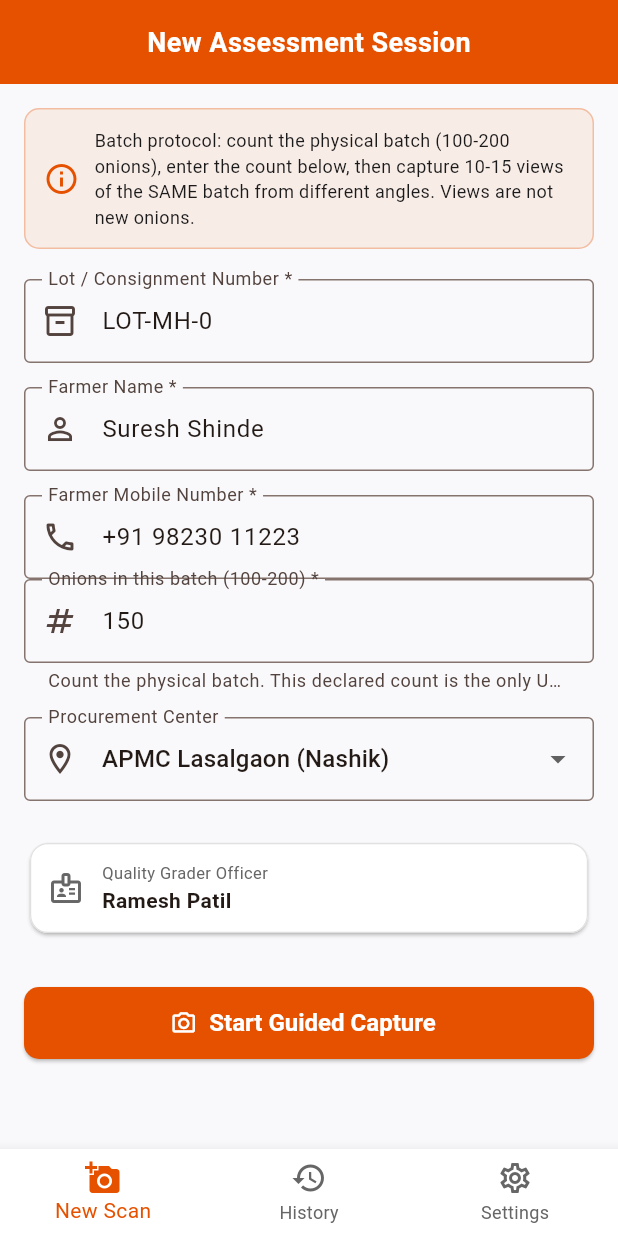
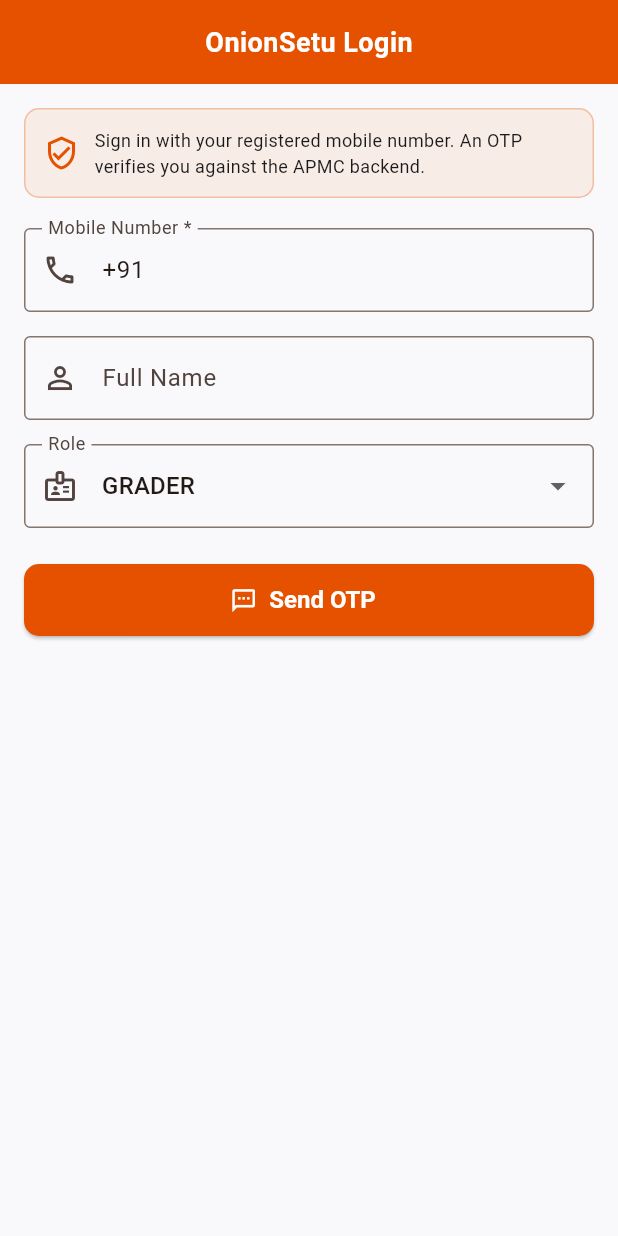
Before and after one commit to abdulahad-m07/onionsetu, a Flutter app: the screen it shows after launch, on a phone screen of 412 x 824 dp. Run offline on Flutter 3.47's test engine with Material 3 defaults, Android fonts, the phone set to English and light mode, and no system bars; our stand-ins replace camera, sqflite; accounts and stored records are empty.

Commit message:
feat(frontend): connect production Render API (real OTP/JWT login gate, prod base URL, INTERNET permission)

```diff
--- a/frontend/lib/config/environment.dart
+++ b/frontend/lib/config/environment.dart
@@ -12,12 +12,16 @@
   ///   --dart-define=API_BASE_URL=http://127.0.0.1:8000/v1
   /// - Android emulator: default below (10.0.2.2 routes to the host PC).
   /// - Physical device: --dart-define=API_BASE_URL=http://<PC-LAN-IP>:8000/v1
+  /// - PRODUCTION (Render): build with
+  ///   --dart-define=API_BASE_URL=https://onionsetu.onrender.com/v1
+  ///   which is also the prod fallback below, so release builds can never
+  ///   silently point at localhost.
   static String get apiBaseUrl {
     switch (environment) {
       case AppEnvironment.prod:
         return const String.fromEnvironment(
           'API_BASE_URL',
-          defaultValue: 'https://api.onionsetu.org/v1',
+          defaultValue: 'https://onionsetu.onrender.com/v1',
         );
       case AppEnvironment.test:
         return const String.fromEnvironment(
--- a/frontend/lib/main.dart
+++ b/frontend/lib/main.dart
@@ -5,6 +5,7 @@
 import 'providers/scan_provider.dart';
 import 'providers/history_provider.dart';
 import 'theme/app_theme.dart';
+import 'screens/login_screen.dart';
 import 'screens/main_navigation_shell.dart';
 
 void main() {
@@ -13,13 +14,18 @@
 }
 
 class OnionSetuApp extends StatelessWidget {
-  const OnionSetuApp({super.key});
+  /// Optional override for tests; production always starts logged out and
+  /// shows [LoginScreen] until the backend issues a real JWT.
+  final AuthProvider? authProvider;
+
+  const OnionSetuApp({super.key, this.authProvider});
 
   @override
   Widget build(BuildContext context) {
     return MultiProvider(
       providers: [
-        ChangeNotifierProvider(create: (_) => AuthProvider()),
+        ChangeNotifierProvider(
+            create: (_) => authProvider ?? AuthProvider()),
         ChangeNotifierProvider(create: (_) => ScanProvider()),
         ChangeNotifierProvider(create: (_) => HistoryProvider()),
       ],
@@ -27,7 +33,11 @@
         title: 'OnionSetu',
         debugShowCheckedModeBanner: false,
         theme: AppTheme.lightTheme,
-        home: const MainNavigationShell(),
+        home: Consumer<AuthProvider>(
+          builder: (_, auth, __) => auth.isAuthenticated
+              ? const MainNavigationShell()
+              : const LoginScreen(),
+        ),
       ),
     );
   }
--- a/frontend/lib/providers/auth_provider.dart
+++ b/frontend/lib/providers/auth_provider.dart
@@ -1,8 +1,17 @@
 // lib/providers/auth_provider.dart
+//
+// Production authentication against the deployed OnionSetu backend
+// (POST /v1/auth/send-otp, POST /v1/auth/verify-otp). The provider starts
+// logged OUT: no demo user and no mock token exist anywhere in this file,
+// so no API call can succeed without a real backend-issued JWT.
+// Transport failures and invalid OTPs return false with a user-safe
+// message — never a fabricated session.
 import 'package:flutter/material.dart';
 import '../models/user_model.dart';
+import '../services/api_service.dart';
 
 class AuthProvider extends ChangeNotifier {
+  ApiService _apiService;
   User? _currentUser;
   String? _authToken;
   bool _isLoading = false;
@@ -14,17 +23,12 @@
   bool get isLoading => _isLoading;
   String? get errorMessage => _errorMessage;
 
-  AuthProvider() {
-    // Initialize default demo user for offline-first grader workflow
-    _currentUser = User(
-      id: 'grader_101',
-      name: 'Ramesh Patil',
-      phone: '+91 98765 43210',
-      role: UserRole.grader,
-      procurementCenterId: 'APMC-LASALGAON-01',
-    );
-    _authToken = 'mock_jwt_token_grader_101';
-  }
+  AuthProvider({ApiService? apiService})
+      : _apiService = apiService ?? ApiService();
+
+  /// Overridable for tests / environments with a custom backend client.
+  // ignore: unnecessary_setters
+  set apiService(ApiService service) => _apiService = service;
 
   void setUser(User user, String token) {
     _currentUser = user;
@@ -37,33 +41,68 @@
     _errorMessage = null;
     notifyListeners();
 
-    await Future.delayed(const Duration(milliseconds: 600));
-    _isLoading = false;
-    notifyListeners();
-    return true;
+    try {
+      final ok = await _apiService.sendOtp(phone);
+      _isLoading = false;
+      if (!ok) {
+        _errorMessage =
+            'Could not request OTP. Check connectivity and retry.';
+      }
+      notifyListeners();
+      return ok;
+    } catch (_) {
+      _isLoading = false;
+      _errorMessage =
+          'Authentication service unreachable. Check connectivity and retry.';
+      notifyListeners();
+      return false;
+    }
   }
 
-  Future<bool> verifyOtp(String phone, String otp, UserRole role, String name) async {
+  Future<bool> verifyOtp(
+      String phone, String otp, UserRole role, String name) async {
     _isLoading = true;
     _errorMessage = null;
     notifyListeners();
 
-    await Future.delayed(const Duration(milliseconds: 600));
-    if (otp.length == 6 || otp == '123456') {
+    try {
+      final body = await _apiService.verifyOtp(
+        phone: phone,
+        otp: otp,
+        role: role.name,
+        name: name.isNotEmpty ? name : 'Verified User',
+      );
+      final token = body['access_token'] as String?;
+      final userId = body['user_id'] as String?;
+      if (token == null || token.isEmpty || userId == null || userId.isEmpty) {
+        _errorMessage = 'Invalid OTP code. Please try again.';
+        _isLoading = false;
+        notifyListeners();
+        return false;
+      }
       _currentUser = User(
-        id: 'user_${DateTime.now().millisecondsSinceEpoch}',
-        name: name.isNotEmpty ? name : 'Verified User',
+        id: userId,
+        name: (body['name'] as String?)?.isNotEmpty == true
+            ? body['name'] as String
+            : (name.isNotEmpty ? name : 'Verified User'),
         phone: phone,
-        role: role,
-        procurementCenterId: 'APMC-LASALGAON-01',
+        role: UserRole.values.firstWhere(
+          (r) => r.name == body['role'],
+          orElse: () => role,
+        ),
+        procurementCenterId:
+            body['procurement_center_id'] as String? ?? 'APMC-LASALGAON-01',
       );
-      _authToken = 'jwt_session_${_currentUser!.id}';
+      _authToken = token;
       _isLoading = false;
       notifyListeners();
       return true;
-    } else {
-      _errorMessage = 'Invalid OTP code. Please try again.';
+    } catch (e) {
       _isLoading = false;
+      final message = e.toString();
+      _errorMessage = message.contains('Invalid or expired')
+          ? 'Invalid OTP code. Please try again.'
+          : 'Authentication service unreachable. Check connectivity and retry.';
       notifyListeners();
       return false;
     }
--- /dev/null
+++ b/frontend/lib/screens/login_screen.dart
@@ -0,0 +1,197 @@
+// lib/screens/login_screen.dart
+//
+// Grader sign-in against the deployed OnionSetu backend over OTP.
+// Two steps (request OTP -> verify OTP) using AuthProvider, which talks to
+// POST /v1/auth/send-otp and POST /v1/auth/verify-otp. Failures surface the
+// provider message; a session is never fabricated.
+import 'package:flutter/material.dart';
+import 'package:provider/provider.dart';
+import '../models/user_model.dart';
+import '../providers/auth_provider.dart';
+import '../theme/app_theme.dart';
+import 'main_navigation_shell.dart';
+
+class LoginScreen extends StatefulWidget {
+  const LoginScreen({super.key});
+
+  @override
+  State<LoginScreen> createState() => _LoginScreenState();
+}
+
+class _LoginScreenState extends State<LoginScreen> {
+  final _formKey = GlobalKey<FormState>();
+  final _phoneController = TextEditingController(text: '+91 ');
+  final _nameController = TextEditingController();
+  final _otpController = TextEditingController();
+  UserRole _role = UserRole.grader;
+  bool _otpSent = false;
+
+  @override
+  Widget build(BuildContext context) {
+    final auth = context.watch<AuthProvider>();
+
+    return Scaffold(
+      appBar: AppBar(title: const Text('OnionSetu Login')),
+      body: SingleChildScrollView(
+        padding: const EdgeInsets.all(16.0),
+        child: Form(
+          key: _formKey,
+          child: Column(
+            crossAxisAlignment: CrossAxisAlignment.start,
+            children: [
+              Container(
+                padding: const EdgeInsets.all(12),
+                decoration: BoxDecoration(
+                  color: AppTheme.primaryAmber.withOpacity(0.08),
+                  borderRadius: BorderRadius.circular(10),
+                  border: Border.all(
+                      color: AppTheme.primaryAmber.withOpacity(0.3)),
+                ),
+                child: const Row(
+                  children: [
+                    Icon(Icons.verified_user_outlined,
+                        color: AppTheme.primaryAmber),
+                    SizedBox(width: 10),
+                    Expanded(
+                      child: Text(
+                        'Sign in with your registered mobile number. An OTP verifies you against the APMC backend.',
+                        style: TextStyle(
+                            fontSize: 12, color: AppTheme.textPrimary),
+                      ),
+                    ),
+                  ],
+                ),
+              ),
+              const SizedBox(height: 20),
+              TextFormField(
+                controller: _phoneController,
+                keyboardType: TextInputType.phone,
+                enabled: !_otpSent,
+                decoration: const InputDecoration(
+                  labelText: 'Mobile Number *',
+                  border: OutlineInputBorder(),
+                  prefixIcon: Icon(Icons.phone_outlined),
+                ),
+                validator: (val) => val == null || val.trim().length < 10
+                    ? 'Enter a valid mobile number'
+                    : null,
+              ),
+              const SizedBox(height: 16),
+              TextFormField(
+                controller: _nameController,
+                enabled: !_otpSent,
+                decoration: const InputDecoration(
+                  labelText: 'Full Name',
+                  border: OutlineInputBorder(),
+                  prefixIcon: Icon(Icons.person_outline),
+                ),
+              ),
+              const SizedBox(height: 16),
+              DropdownButtonFormField<UserRole>(
+                value: _role,
+                decoration: const InputDecoration(
+                  labelText: 'Role',
+                  border: OutlineInputBorder(),
+                  prefixIcon: Icon(Icons.badge_outlined),
+                ),
+                items: UserRole.values
+                    .map((r) => DropdownMenuItem(
+                          value: r,
+                          child: Text(r.name.toUpperCase()),
+                        ))
+                    .toList(),
+                onChanged: _otpSent
+                    ? null
+                    : (val) => setState(() => _role = val ?? _role),
+              ),
+              if (_otpSent) ...[
+                const SizedBox(height: 16),
+                TextFormField(
+                  controller: _otpController,
+                  keyboardType: TextInputType.number,
+                  decoration: const InputDecoration(
+                    labelText: 'OTP Code *',
+                    border: OutlineInputBorder(),
+                    prefixIcon: Icon(Icons.lock_outline),
+                  ),
+                  validator: (val) => val == null || val.trim().isEmpty
+                      ? 'Enter the OTP code'
+                      : null,
+                ),
+              ],
+              if (auth.errorMessage != null) ...[
+                const SizedBox(height: 12),
+                Text(
+                  auth.errorMessage!,
+                  style: const TextStyle(color: AppTheme.defectRed),
+                ),
+              ],
+              const SizedBox(height: 24),
+              ElevatedButton.icon(
+                onPressed: auth.isLoading
+                    ? null
+                    : () async {
+                        final provider = context.read<AuthProvider>();
+                        if (!_formKey.currentState!.validate()) return;
+                        if (!_otpSent) {
+                          final ok = await provider.sendOtp(
+                            _phoneController.text.trim(),
+                          );
+                          if (ok && mounted) {
+                            setState(() => _otpSent = true);
+                          }
+                        } else {
+                          final ok = await provider.verifyOtp(
+                            _phoneController.text.trim(),
+                            _otpController.text.trim(),
+                            _role,
+                            _nameController.text.trim(),
+                          );
+                          if (ok && mounted) {
+                            Navigator.pushReplacement(
+                              context,
+                              MaterialPageRoute(
+                                  builder: (_) =>
+                                      const MainNavigationShell()),
+                            );
+                          }
+                        }
+                      },
+                icon: auth.isLoading
+                    ? const SizedBox(
+                        width: 16,
+                        height: 16,
+                        child: CircularProgressIndicator(strokeWidth: 2),
+                      )
+                    : Icon(_otpSent
+                        ? Icons.login_outlined
+                        : Icons.sms_outlined),
+                label: Text(auth.isLoading
+                    ? 'Please wait...'
+                    : (_otpSent ? 'Verify OTP & Login' : 'Send OTP')),
+              ),
+              if (_otpSent)
+                TextButton(
+                  onPressed: auth.isLoading
+                      ? null
+                      : () => setState(() {
+                            _otpSent = false;
+                            _otpController.clear();
+                          }),
+                  child: const Text('Change number / resend OTP'),
+                ),
+            ],
+          ),
+        ),
+      ),
+    );
+  }
+
+  @override
+  void dispose() {
+    _phoneController.dispose();
+    _nameController.dispose();
+    _otpController.dispose();
+    super.dispose();
+  }
+}
```
Also changed, not shown: 2 other files.
